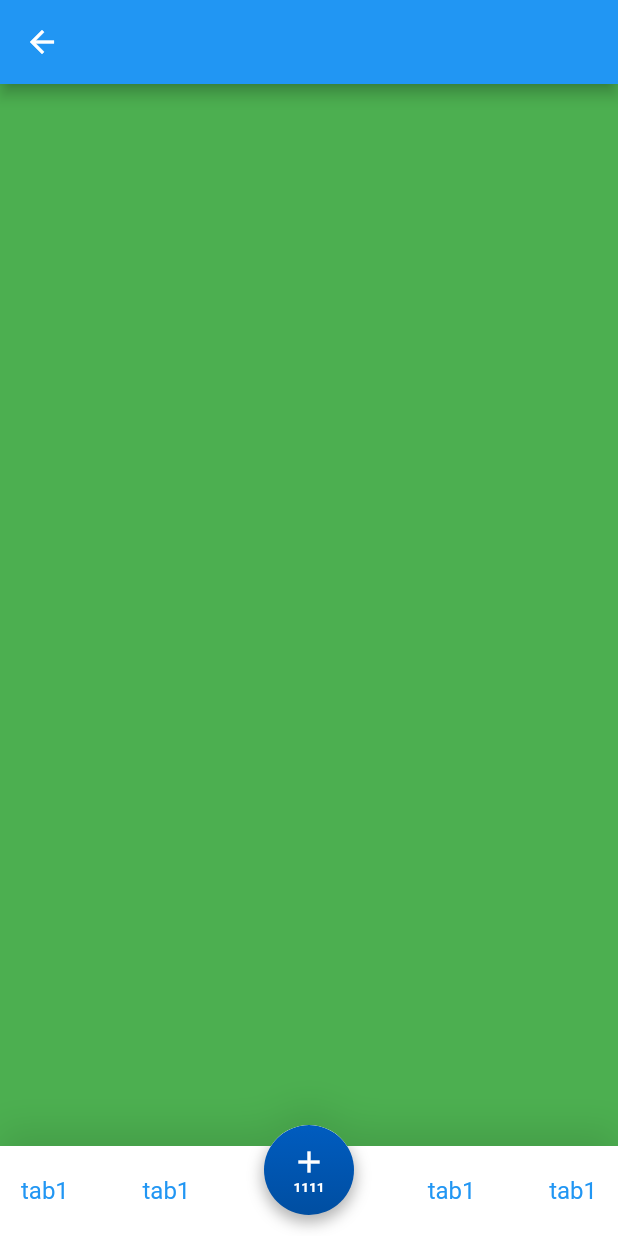
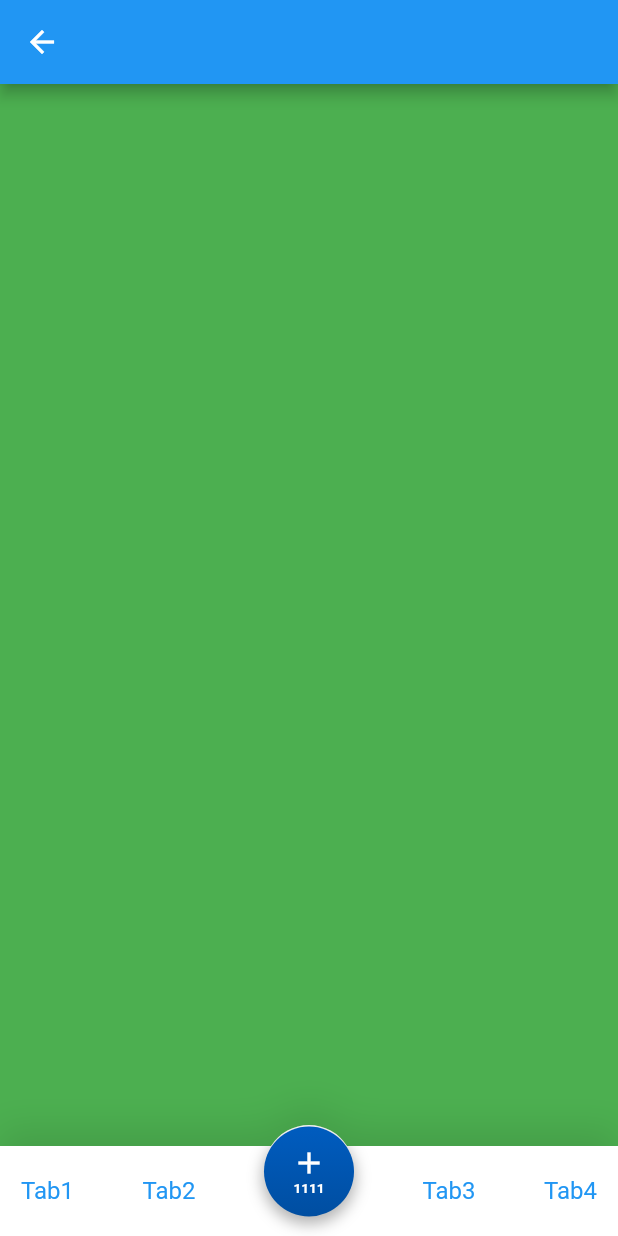
Before and after one commit to macy11/FlutterDefineView, a Flutter app: the MFNavigatorBar screen opened directly, on a phone screen of 412 x 824 dp. Run offline on Flutter 3.47's test engine with Material 2 defaults, Android fonts, the phone set to English and light mode, and no system bars.

Commit message:
FIX: 优化代码

```diff
--- a/lib/mf_navigator_bar.dart
+++ b/lib/mf_navigator_bar.dart
@@ -44,32 +44,39 @@ class _MFNavigatorBarState extends State<MFNavigatorBar> {
             mainAxisAlignment: MainAxisAlignment.spaceBetween,
             crossAxisAlignment: CrossAxisAlignment.start,
             children: [
-              Padding(
+              _normalTab('Tab1'),
+              _normalTab('Tab2'),
+              _centerTab(),
+              _normalTab('Tab3'),
+              _normalTab('Tab4'),
+            ],
+          ),
+        ),
+      ),
+    );
+  }
+
+  /// 正常tab
+  Widget _normalTab(String tabName) {
+    return Padding(
       padding: const EdgeInsets.only(top: 14),
       child: Container(
         height: 60,
         color: Colors.white,
         alignment: Alignment.center,
-                  child: const Text(
-                    'tab1',
-                    style: TextStyle(fontSize: 16, color: Colors.blue),
+        child: Text(
+          tabName,
+          style: const TextStyle(fontSize: 16, color: Colors.blue),
         ),
       ),
-              ),
-              Padding(
-                padding: const EdgeInsets.only(top: 14),
+    );
+  }
+
+  /// 中间圆形tab
+  Widget _centerTab() {
+    return GestureDetector(
       child: Container(
-                  height: 60,
-                  color: Colors.white,
-                  alignment: Alignment.center,
-                  child: const Text(
-                    'tab1',
-                    style: TextStyle(fontSize: 16, color: Colors.blue),
-                  ),
-                ),
-              ),
-              GestureDetector(
-                child: Container(
+        margin: const EdgeInsets.only(top: 1),
         width: 60,
         height: 60,
         decoration: BoxDecoration(
@@ -84,10 +91,7 @@ class _MFNavigatorBarState extends State<MFNavigatorBar> {
           ),
           boxShadow: [
             BoxShadow(
-                          color: Colors.black.withOpacity(0.3),
-                          offset: const Offset(0, 4),
-                          blurRadius: 8,
-                          spreadRadius: 1.0),
+                color: Colors.black.withOpacity(0.3), offset: const Offset(0, 4), blurRadius: 8, spreadRadius: 1.0),
           ],
         ),
         child: Column(
@@ -114,35 +118,6 @@ class _MFNavigatorBarState extends State<MFNavigatorBar> {
         ),
       ),
       onTap: () {},
-              ),
-              Padding(
-                padding: const EdgeInsets.only(top: 14),
-                child: Container(
-                  height: 60,
-                  color: Colors.white,
-                  alignment: Alignment.center,
-                  child: const Text(
-                    'tab1',
-                    style: TextStyle(fontSize: 16, color: Colors.blue),
-                  ),
-                ),
-              ),
-              Padding(
-                padding: const EdgeInsets.only(top: 14),
-                child: Container(
-                  height: 60,
-                  color: Colors.white,
-                  alignment: Alignment.center,
-                  child: const Text(
-                    'tab1',
-                    style: TextStyle(fontSize: 16, color: Colors.blue),
-                  ),
-                ),
-              ),
-            ],
-          ),
-        ),
-      ),
     );
   }
 }
```
Lines whose indentation alone changed are shown as unchanged.
